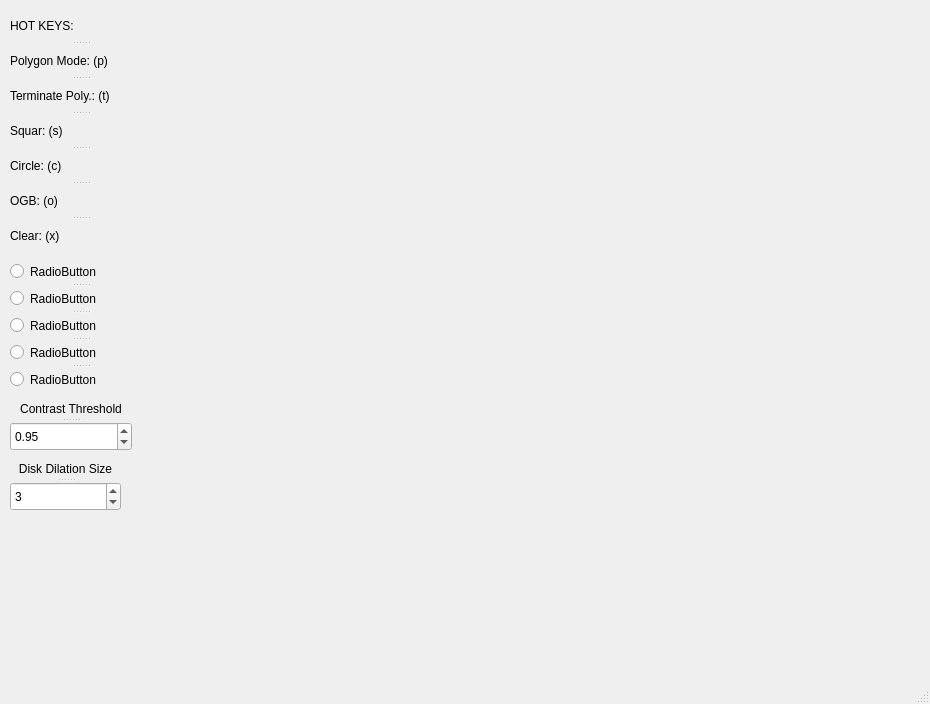
Before: the Qt Designer form imaging/segmentation/cellPickerSideBarEdit.ui in dattalab/d_code, drawn with Qt 5.
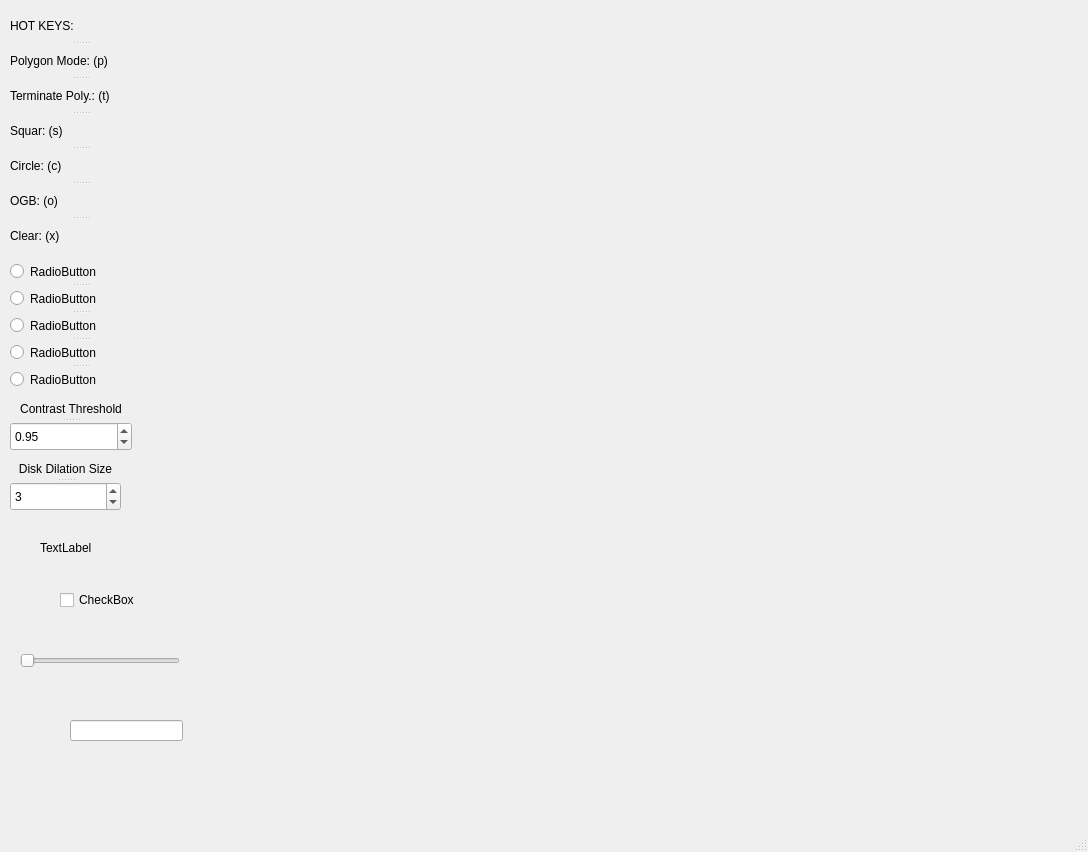
After: the same form once the commit is applied.

Commit message: widgets resized, slider nonfunctional

```diff
--- a/imaging/segmentation/cellPickerSideBarEdit.ui
+++ b/imaging/segmentation/cellPickerSideBarEdit.ui
@@ -6,8 +6,8 @@
    <rect>
     <x>0</x>
     <y>0</y>
-    <width>930</width>
-    <height>704</height>
+    <width>1088</width>
+    <height>852</height>
    </rect>
   </property>
   <property name="sizePolicy">
@@ -124,6 +124,55 @@
      </size>
     </property>
    </widget>
+   <widget class="QLabel" name="label_3">
+    <property name="geometry">
+     <rect>
+      <x>40</x>
+      <y>540</y>
+      <width>62</width>
+      <height>16</height>
+     </rect>
+    </property>
+    <property name="text">
+     <string>TextLabel</string>
+    </property>
+   </widget>
+   <widget class="QCheckBox" name="checkBox">
+    <property name="geometry">
+     <rect>
+      <x>60</x>
+      <y>590</y>
+      <width>87</width>
+      <height>20</height>
+     </rect>
+    </property>
+    <property name="text">
+     <string>CheckBox</string>
+    </property>
+   </widget>
+   <widget class="QSlider" name="horizontalSlider">
+    <property name="geometry">
+     <rect>
+      <x>20</x>
+      <y>650</y>
+      <width>160</width>
+      <height>22</height>
+     </rect>
+    </property>
+    <property name="orientation">
+     <enum>Qt::Horizontal</enum>
+    </property>
+   </widget>
+   <widget class="QLineEdit" name="lineEdit">
+    <property name="geometry">
+     <rect>
+      <x>70</x>
+      <y>720</y>
+      <width>113</width>
+      <height>21</height>
+     </rect>
+    </property>
+   </widget>
    <widget class="QSplitter" name="splitter_4">
     <property name="geometry">
      <rect>
```
The commit also changes 2 other files.
